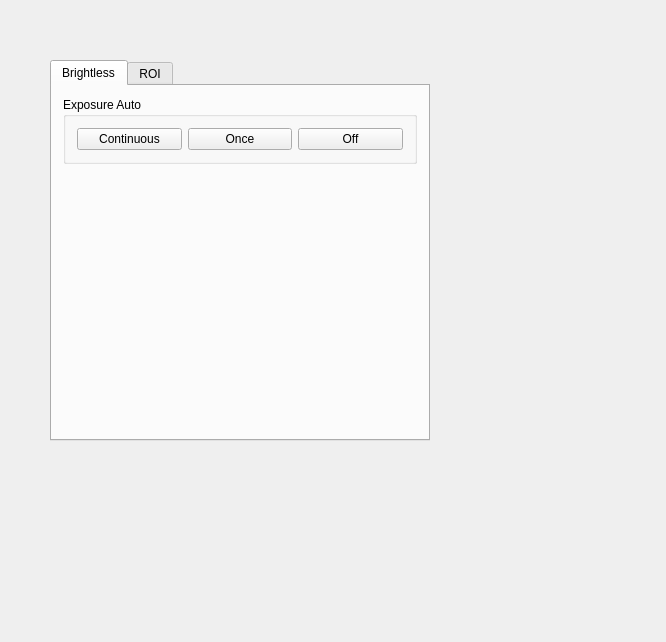
The window that QtWorkGui/QtGuiSetupSensor.ui (AntonLip/Recognition) describes before a commit, drawn with Qt 5.
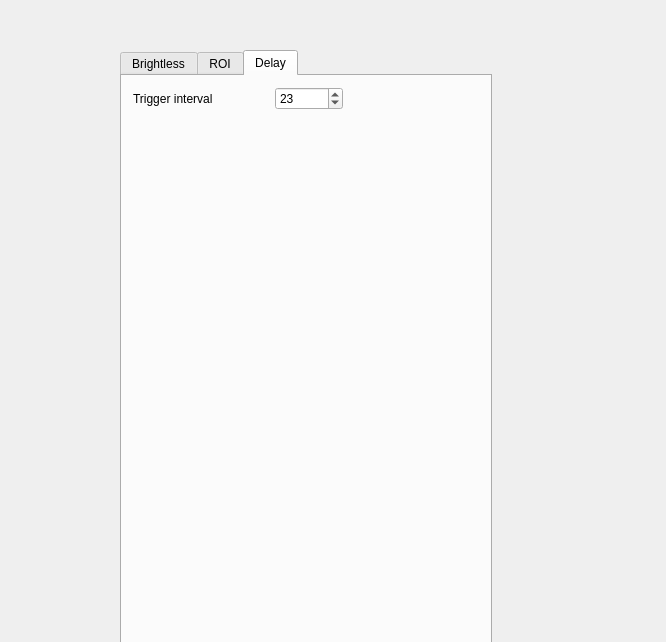
The same window after the commit. The open tabs and pages were chosen to show the change. Custom widgets are drawn as their Qt base class.

Commit message: triger delay added

```diff
--- a/QtWorkGui/QtGuiSetupSensor.ui
+++ b/QtWorkGui/QtGuiSetupSensor.ui
@@ -16,10 +16,10 @@
   <widget class="QTabWidget" name="setupSensorParams">
    <property name="geometry">
     <rect>
-     <x>50</x>
-     <y>60</y>
-     <width>380</width>
-     <height>381</height>
+     <x>120</x>
+     <y>50</y>
+     <width>372</width>
+     <height>632</height>
     </rect>
    </property>
    <property name="sizePolicy">
@@ -384,6 +384,60 @@
      </item>
     </layout>
    </widget>
+   <widget class="QWidget" name="tab_delay">
+    <attribute name="title">
+     <string>Delay</string>
+    </attribute>
+    <layout class="QVBoxLayout" name="verticalLayout_3">
+     <item>
+      <layout class="QHBoxLayout" name="horizontalLayout_4" stretch="2,1,2">
+       <item>
+        <widget class="QLabel" name="label">
+         <property name="text">
+          <string>Trigger interval</string>
+         </property>
+        </widget>
+       </item>
+       <item>
+        <widget class="QSpinBox" name="spinB_trigerDelay">
+         <property name="maximum">
+          <number>10000</number>
+         </property>
+         <property name="value">
+          <number>23</number>
+         </property>
+        </widget>
+       </item>
+       <item>
+        <spacer name="horizontalSpacer_4">
+         <property name="orientation">
+          <enum>Qt::Horizontal</enum>
+         </property>
+         <property name="sizeHint" stdset="0">
+          <size>
+           <width>40</width>
+           <height>20</height>
+          </size>
+         </property>
+        </spacer>
+       </item>
+      </layout>
+     </item>
+     <item>
+      <spacer name="verticalSpacer_3">
+       <property name="orientation">
+        <enum>Qt::Vertical</enum>
+       </property>
+       <property name="sizeHint" stdset="0">
+        <size>
+         <width>20</width>
+         <height>557</height>
+        </size>
+       </property>
+      </spacer>
+     </item>
+    </layout>
+   </widget>
   </widget>
  </widget>
  <layoutdefault spacing="6" margin="11"/>
```
Left out of the diff: 4 changed lines with no effect on the pictures. The commit also changes 7 other files.
